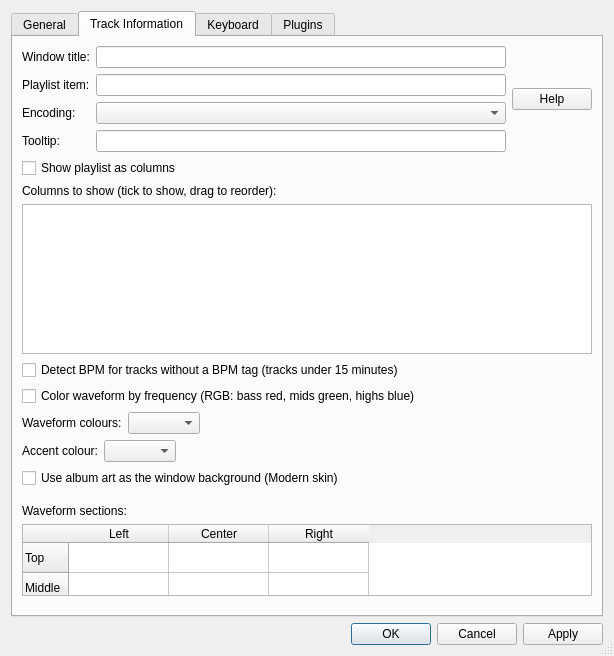
Before: the Qt Designer form src/preferencesDialog.ui in khoshekh-dj/nulloy, drawn with Qt 5.
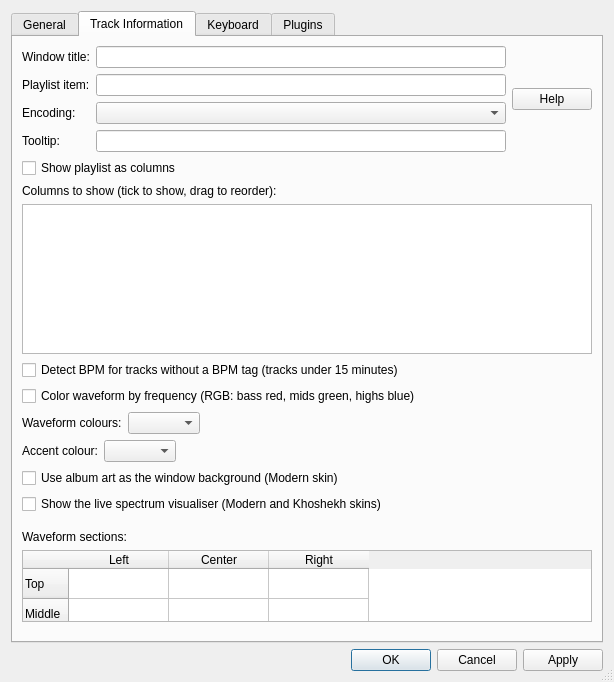
After: the same form once the commit is applied. The open tabs and pages were chosen to show the change. Custom widgets are drawn as their Qt base class.

Commit message: Live spectrum visualiser next to the track info

Patch:
```diff
--- a/src/preferencesDialog.ui
+++ b/src/preferencesDialog.ui
@@ -1298,6 +1298,13 @@
          </property>
         </widget>
        </item>
+       <item>
+        <widget class="QCheckBox" name="visualiserCheckBox">
+         <property name="text">
+          <string>Show the live spectrum visualiser (Modern and Khoshekh skins)</string>
+         </property>
+        </widget>
+       </item>
        <item>
         <spacer name="verticalSpacer_5">
          <property name="orientation">
```
The commit also changes 10 other files.
